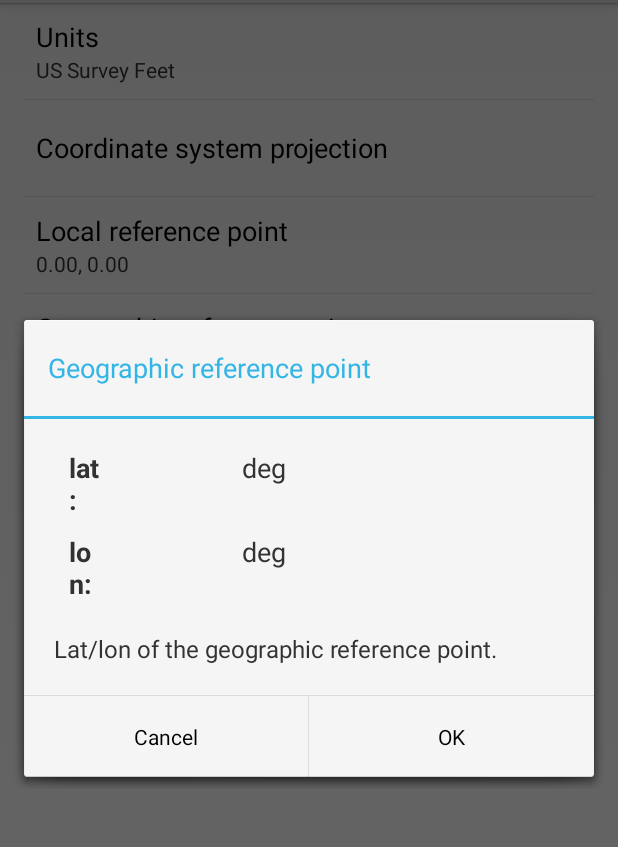
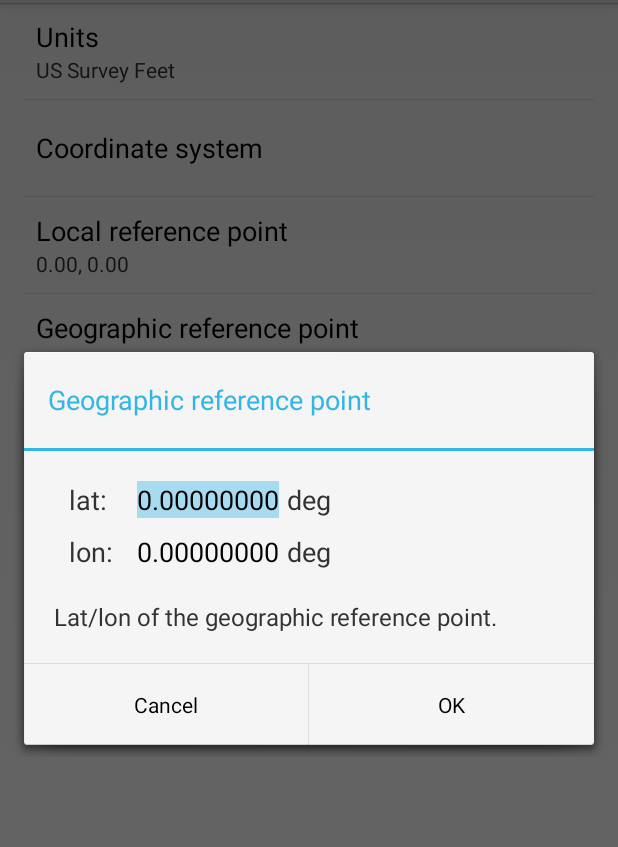
Before and after one commit to chasmack/GeoLocal, an Android app: the fragment TransformSettingsFragment shown on its own in the app's theme, after a tap on "Geographic reference point", on a phone screen of 412 x 824 dp, the part 69-916 px from its top. Run offline under Robolectric (Android 15) with nearby library versions, the phone set to English and light mode, and no system bars.

Commit message:
reorganize and clean up

```diff
--- a/app/src/main/java/com/asis/chasm/geolocal/CoordPairPreference.java
+++ b/app/src/main/java/com/asis/chasm/geolocal/GeoRefPreference.java
@@ -7,36 +7,42 @@ import android.util.AttributeSet;
 import android.util.Log;
 import android.view.View;
 import android.widget.EditText;
-import android.widget.TextView;
 
 /*
 * Coordinate pair preference.
 */
 
-public class CoordPairPreference extends DialogPreference {
+public class GeoRefPreference extends DialogPreference {
 
-    private static final String TAG = "CoordPairPreference";
+    private static final String TAG = "GeoRefPreference";
 
-    // Reference to the dialog view.
-    private View mDialogView;
+    // TODO: Add a "Read from GPX" button to read a waypoint from a GPX file.
+    // TODO: Add a "Read from Location Service" option.
 
-    private static final String DEFAULT_VALUE = "0.000, 0.000";
+    // Geographic reference coordinates are saved in shared preferences
+    // as a string formatted lat, lon.
+    private static final String SHARED_PREFERENCES_COORD_FORMAT = "%.8f, %.8f";
+
+    private static final String DEFAULT_VALUE = "0.00000000, 0.00000000";
 
     // Current value for the coordinate pair.
     private String mCurrentValue;
     public  String getValue() { return mCurrentValue; }
+
+    // Reference to the dialog view.
+    private View mDialogView;
 
     @Override
     public void setSummary(CharSequence summary) {
         super.setSummary(summary);
     }
 
-    public CoordPairPreference(Context context, AttributeSet attrs) {
+    public GeoRefPreference(Context context, AttributeSet attrs) {
         super(context, attrs);
 
         Log.d(TAG, "Constructor");
 
-        setDialogLayoutResource(R.layout.dialog_local_pair);
+        setDialogLayoutResource(R.layout.dialog_geo_ref);
         setPositiveButtonText(android.R.string.ok);
         setNegativeButtonText(android.R.string.cancel);
 
@@ -68,13 +74,15 @@ public class CoordPairPreference extends DialogPreference {
     protected void onBindDialogView(View view) {
         super.onBindDialogView(view);
 
-        // Save references to the dialog view.
+        // Save a reference to the dialog view.
         mDialogView = view;
 
-        // Set the units suffix text.
-        String suffix = TransformSettings.getSettings().getLocalCoordSuffix();
-        ((TextView)view.findViewById(R.id.firstSuffix)).setText(suffix);
-        ((TextView)view.findViewById(R.id.secondSuffix)).setText(suffix);
+        // Initialize the values.
+        TransformSettings s = TransformSettings.getSettings();
+        ((EditText) view.findViewById(R.id.firstValue))
+                .setText(String.format(s.getGeographicUnitsFormat(), s.getRefLat()));
+        ((EditText) view.findViewById(R.id.secondValue))
+                .setText(String.format(s.getGeographicUnitsFormat(), s.getRefLon()));
     }
 
     @Override
@@ -84,19 +92,16 @@ public class CoordPairPreference extends DialogPreference {
         // When the user selects "OK", persist the new value
         if (positiveResult) {
 
-            // TODO: Validate the user input.
+            // TODO: Validate the user input for geographic reference.
 
-            TransformSettings settings = TransformSettings.getSettings();
-            double factor = settings.getUnitsFactor();
-
-            // Parse coordinate pair into doubles and convert to meters.
+            // Parse coordinate pair into doubles.
             double first = Double.parseDouble(((EditText) mDialogView
-                    .findViewById(R.id.firstValue)).getText().toString()) / factor;
+                    .findViewById(R.id.firstValue)).getText().toString());
             double second = Double.parseDouble(((EditText) mDialogView
-                    .findViewById(R.id.secondValue)).getText().toString()) / factor;
+                    .findViewById(R.id.secondValue)).getText().toString());
 
             // Format coordinate pair and persist to shared preferences.
-            mCurrentValue = String.format(TransformSettings.LOCAL_COORD_FORMAT_METERS, first, second);
+            mCurrentValue = String.format(SHARED_PREFERENCES_COORD_FORMAT, first, second);
             persistString(mCurrentValue);
 
             Log.d(TAG, "onDialogClosed mCurrentValue: " + mCurrentValue);
--- a/app/src/main/java/com/asis/chasm/geolocal/GeoPairPreference.java
+++ b/app/src/main/java/com/asis/chasm/geolocal/LocalRefPreference.java
@@ -7,35 +7,42 @@ import android.util.AttributeSet;
 import android.util.Log;
 import android.view.View;
 import android.widget.EditText;
+import android.widget.TextView;
 
 /*
 * Coordinate pair preference.
 */
 
-public class GeoPairPreference extends DialogPreference {
+public class LocalRefPreference extends DialogPreference {
 
-    private static final String TAG = "GeoPairPreference";
+    // TODO: Add a "Pick point" button to preference dialog to pick a local point.
 
-    // Reference to the dialog view.
-    private View mDialogView;
+    private static final String TAG = "LocalRefPreference";
 
-    private static final String DEFAULT_VALUE = "0.00000000, 0.00000000";
+    // Local reference coordinates are converted from display units into
+    // meters and saved in shared preferences as a string formatted y, x.
+    private static final String SHARED_PREFERENCES_COORD_FORMAT = "%.4f, %.4f";
+
+    private static final String DEFAULT_VALUE = "0.0000, 0.0000";
 
     // Current value for the coordinate pair.
     private String mCurrentValue;
     public  String getValue() { return mCurrentValue; }
+
+    // Reference to the dialog view.
+    private View mDialogView;
 
     @Override
     public void setSummary(CharSequence summary) {
         super.setSummary(summary);
     }
 
-    public GeoPairPreference(Context context, AttributeSet attrs) {
+    public LocalRefPreference(Context context, AttributeSet attrs) {
         super(context, attrs);
 
         Log.d(TAG, "Constructor");
 
-        setDialogLayoutResource(R.layout.dialog_geo_pair);
+        setDialogLayoutResource(R.layout.dialog_local_ref);
         setPositiveButtonText(android.R.string.ok);
         setNegativeButtonText(android.R.string.cancel);
 
@@ -67,8 +74,19 @@ public class GeoPairPreference extends DialogPreference {
     protected void onBindDialogView(View view) {
         super.onBindDialogView(view);
 
-        // Save a reference to the dialog view.
+        // Save references to the dialog view.
         mDialogView = view;
+
+        // Set the units suffix.
+        TransformSettings s = TransformSettings.getSettings();
+        ((TextView)view.findViewById(R.id.firstSuffix)).setText(s.getLocalUnitsAbbrev());
+        ((TextView)view.findViewById(R.id.secondSuffix)).setText(s.getLocalUnitsAbbrev());
+
+        // Initialize the values.
+        ((EditText) view.findViewById(R.id.firstValue))
+                .setText(String.format(s.getLocalUnitsFormat(), s.getRefY()));
+        ((EditText) view.findViewById(R.id.secondValue))
+                .setText(String.format(s.getLocalUnitsFormat(), s.getRefX()));
     }
 
     @Override
@@ -78,19 +96,19 @@ public class GeoPairPreference extends DialogPreference {
         // When the user selects "OK", persist the new value
         if (positiveResult) {
 
-            // TODO: Validate the user input.
+            // TODO: Validate the user input for the local reference.
 
-            TransformSettings settings = TransformSettings.getSettings();
-            double factor = settings.getUnitsFactor();
+            TransformSettings s = TransformSettings.getSettings();
+            double factor = s.getUnitsFactor();
 
-            // Parse coordinate pair into doubles.
+            // Parse coordinate pair into doubles and convert to meters.
             double first = Double.parseDouble(((EditText) mDialogView
-                    .findViewById(R.id.firstValue)).getText().toString());
+                    .findViewById(R.id.firstValue)).getText().toString()) / factor;
             double second = Double.parseDouble(((EditText) mDialogView
-                    .findViewById(R.id.secondValue)).getText().toString());
+                    .findViewById(R.id.secondValue)).getText().toString()) / factor;
 
             // Format coordinate pair and persist to shared preferences.
-            mCurrentValue = String.format(settings.getGeographicCoordFormat(), first, second);
+            mCurrentValue = String.format(SHARED_PREFERENCES_COORD_FORMAT, first, second);
             persistString(mCurrentValue);
 
             Log.d(TAG, "onDialogClosed mCurrentValue: " + mCurrentValue);
--- a/app/src/main/java/com/asis/chasm/geolocal/RotationPreference.java
+++ b/app/src/main/java/com/asis/chasm/geolocal/RotationPreference.java
@@ -17,13 +17,17 @@ public class RotationPreference extends DialogPreference {
 
     private static final String TAG = "RotationPreference";
 
-    private static final String DEFAULT_VALUE = "0.000000";
+    // Rotation saved in shared preferences as a formatted string in degrees.
+    private static final String SHARED_PREFERENCES_COORD_FORMAT = "%.8f";
 
-    private View mDialogView = null;
+    private static final String DEFAULT_VALUE = "0.00000000";
 
     // Current value.
     private String mCurrentValue;
     public  String getValue() { return mCurrentValue; }
+
+    // Reference to the dialog view.
+    private View mDialogView = null;
 
     @Override
     public void setSummary(CharSequence summary) {
@@ -72,8 +76,8 @@ public class RotationPreference extends DialogPreference {
 
         // Initialize the value with the current value.
         EditText v = (EditText) view.findViewById(R.id.value);
-        TransformSettings settings = TransformSettings.getSettings();
-        v.setText(String.format(settings.getRotationAngleFormat(), settings.getRotation()));
+        TransformSettings s = TransformSettings.getSettings();
+        v.setText(String.format(s.getRotationUnitsFormat(), s.getRotation()));
 
 //        v.setOnFocusChangeListener(new View.OnFocusChangeListener() {
 //            @Override
@@ -92,14 +96,14 @@ public class RotationPreference extends DialogPreference {
         // When the user selects "OK", persist the new value
         if (positiveResult) {
 
-            // TODO: Validate the user input.
+            // TODO: Validate the user input for the rotation.
 
             // Parse the preference value into a double.
-            EditText v = (EditText) mDialogView.findViewById(R.id.value);
-            Double value = Double.parseDouble(v.getText().toString());
+            double value = Double.parseDouble(((EditText) mDialogView
+                    .findViewById(R.id.value)).getText().toString());
 
             // Format and persist to the shared preferences.
-            mCurrentValue = String.format(TransformSettings.getSettings().getRotationAngleFormat(), value);
+            mCurrentValue = String.format(SHARED_PREFERENCES_COORD_FORMAT, value);
             persistString(mCurrentValue);
 
             Log.d(TAG, "onDialogClosed mCurrentValue: " + mCurrentValue);
--- a/app/src/main/java/com/asis/chasm/geolocal/TransformSettingsFragment.java
+++ b/app/src/main/java/com/asis/chasm/geolocal/TransformSettingsFragment.java
@@ -8,7 +8,6 @@ import android.preference.ListPreference;
 import android.preference.Preference;
 import android.preference.PreferenceFragment;
 import android.preference.PreferenceGroup;
-import android.preference.SwitchPreference;
 import android.util.Log;
 import android.view.LayoutInflater;
 import android.view.View;
@@ -46,45 +45,45 @@ public class TransformSettingsFragment extends PreferenceFragment
     private void updatePreferenceSummary(Preference pref) {
         Log.d(TAG, "updatePreferenceSummary key: " + pref.getKey());
 
+        TransformSettings s = TransformSettings.getSettings();
         switch (pref.getKey()) {
 
             case TransformSettings.PREFERENCE_KEY_UNITS:
                 ListPreference listPref = (ListPreference) pref;
                 listPref.setSummary(listPref.getEntry());
 
-                // Local base coordinate summary needs update when units change.
+                // Local reference summary needs update when the units change.
                 updatePreferenceSummary(
-                    findPreference(TransformSettings.PREFERENCE_KEY_LOCAL));
+                    findPreference(TransformSettings.PREFERENCE_KEY_LOCAL_REF));
 
                 break;
 
-            case TransformSettings.PREFERENCE_KEY_LOCAL:
-                CoordPairPreference coordsPref = (CoordPairPreference) pref;
-                String[] localPair = coordsPref.getValue().split(", ");
-                if (localPair.length == 2) {
-                    TransformSettings settings = TransformSettings.getSettings();
-                    double factor = settings.getUnitsFactor();
-                    double first = Double.parseDouble(localPair[0]) * factor;
-                    double second = Double.parseDouble(localPair[1]) * factor;
-                    String summary = String.format(settings.getLocalCoordFormat(), first, second);
-                    coordsPref.setSummary(summary);
+            case TransformSettings.PREFERENCE_KEY_LOCAL_REF:
+                LocalRefPreference coordsPref = (LocalRefPreference) pref;
+                String[] localCoords = coordsPref.getValue().split(", ");
+                if (localCoords.length == 2) {
+                    double factor = s.getUnitsFactor();
+                    double first = Double.parseDouble(localCoords[0]) * factor;
+                    double second = Double.parseDouble(localCoords[1]) * factor;
+                    String format = s.getLocalUnitsFormat() + ", " + s.getLocalUnitsFormat();
+                    coordsPref.setSummary(String.format(format, first, second));
                 }
                 break;
 
             case TransformSettings.PREFERENCE_KEY_ROTATION:
                 RotationPreference rotatePref = (RotationPreference) pref;
-                rotatePref.setSummary(rotatePref.getValue());
+                double rotation = Double.parseDouble(rotatePref.getValue());
+                rotatePref.setSummary(String.format(s.getRotationUnitsFormat(), rotation));
                 break;
 
-            case TransformSettings.PREFERENCE_KEY_GEO:
-                GeoPairPreference geoPref = (GeoPairPreference) pref;
-                String[] geoPair = geoPref.getValue().split(", ");
-                if (geoPair.length == 2) {
-                    TransformSettings settings = TransformSettings.getSettings();
-                    double first = Double.parseDouble(geoPair[0]);
-                    double second = Double.parseDouble(geoPair[1]);
-                    String summary = String.format(settings.getGeographicCoordFormat(), first, second);
-                    geoPref.setSummary(summary);
+            case TransformSettings.PREFERENCE_KEY_GEO_REF:
+                GeoRefPreference geoPref = (GeoRefPreference) pref;
+                String[] geoCoords = geoPref.getValue().split(", ");
+                if (geoCoords.length == 2) {
+                    double first = Double.parseDouble(geoCoords[0]);
+                    double second = Double.parseDouble(geoCoords[1]);
+                    String format = s.getGeographicUnitsFormat() + ", " + s.getGeographicUnitsFormat();
+                    geoPref.setSummary(String.format(format, first, second));
                 }
                 break;
 
--- a/app/src/main/res/layout/dialog_geo_pair.xml
+++ b/app/src/main/res/layout/dialog_geo_ref.xml
@@ -1,6 +1,6 @@
 <?xml version="1.0" encoding="utf-8"?>
 <LinearLayout xmlns:android="http://schemas.android.com/apk/res/android"
-    android:id="@+id/prefGeo"
+    android:id="@+id/prefGeoRef"
     android:layout_width="match_parent"
     android:layout_height="match_parent"
     android:orientation="vertical" >
@@ -14,11 +14,10 @@
 
         <TextView
             android:id="@+id/firstTitle"
-            android:layout_width="20dp"
+            android:layout_width="30dp"
             android:layout_height="wrap_content"
             android:textSize="18sp"
-            android:textStyle="bold"
-            android:text="@string/pref_geo_first_title" />
+            android:text="@string/pref_geo_ref_first_title" />
 
         <EditText
             android:id="@+id/firstValue"
@@ -29,7 +28,8 @@
             android:background="#00000000"
             android:inputType="numberDecimal|numberSigned"
             android:gravity="right"
-            android:minWidth="80dp"
+            android:minWidth="100dp"
+            android:selectAllOnFocus="true"
             android:imeOptions="actionNext" />
 
         <TextView
@@ -38,7 +38,7 @@
             android:layout_height="wrap_content"
             android:layout_marginStart="5dp"
             android:textSize="18sp"
-            android:text="@string/pref_geo_suffix" />
+            android:text="@string/pref_geo_ref_suffix" />
 
     </LinearLayout>
 
@@ -52,11 +52,10 @@
 
         <TextView
             android:id="@+id/secondTitle"
-            android:layout_width="20dp"
+            android:layout_width="30dp"
             android:layout_height="wrap_content"
             android:textSize="18sp"
-            android:textStyle="bold"
-            android:text="@string/pref_geo_second_title" />
+            android:text="@string/pref_geo_ref_second_title" />
 
         <EditText
             android:id="@+id/secondValue"
@@ -67,7 +66,8 @@
             android:background="#00000000"
             android:inputType="numberDecimal|numberSigned"
             android:gravity="right"
-            android:minWidth="80dp"
+            android:minWidth="100dp"
+            android:selectAllOnFocus="true"
             android:imeOptions="actionDone" />
 
         <TextView
@@ -76,7 +76,7 @@
             android:layout_height="wrap_content"
             android:layout_marginStart="5dp"
             android:textSize="18sp"
-            android:text="@string/pref_geo_suffix" />
+            android:text="@string/pref_geo_ref_suffix" />
 
     </LinearLayout>
 
@@ -86,6 +86,6 @@
         android:layout_height="wrap_content"
         android:layout_margin="20dp"
         android:textSize="16sp"
-        android:text="@string/pref_geo_message" />
+        android:text="@string/pref_geo_ref_message" />
 
 </LinearLayout>
--- a/app/src/main/res/values/strings.xml
+++ b/app/src/main/res/values/strings.xml
@@ -24,32 +24,32 @@
         <item>survey_feet</item>
     </string-array>
 
-    <string name="perf_local_key">pref_local</string>
-    <string name="perf_local_title">Local reference point</string>
-    <string name="perf_local_dialog_title">Local reference point</string>
-    <string name="pref_local_default">0.000, 0.000</string>
-    <string name="pref_local_first_title">N:</string>
-    <string name="pref_local_second_title">E:</string>
-    <string name="pref_local_message">Northing/Easting of the local reference point.</string>
+    <string name="perf_local_ref_key">pref_local_ref</string>
+    <string name="perf_local_ref_title">Local reference point</string>
+    <string name="perf_local_ref_dialog_title">Local reference point</string>
+    <string name="pref_local_ref_default">0.000, 0.000</string>
+    <string name="pref_local_ref_first_title">N:</string>
+    <string name="pref_local_ref_second_title">E:</string>
+    <string name="pref_local_ref_message">Northing/Easting of the local reference point.</string>
 
-    <string name="perf_geo_key">pref_geo</string>
-    <string name="perf_geo_title">Geographic reference point</string>
-    <string name="perf_geo_dialog_title">Geographic reference point</string>
-    <string name="pref_geo_default">0.00000000, 0.00000000</string>
-    <string name="pref_geo_suffix">deg</string>
-    <string name="pref_geo_first_title">lat:</string>
-    <string name="pref_geo_second_title">lon:</string>
-    <string name="pref_geo_message">Lat/lon of the geographic reference point.</string>
+    <string name="perf_geo_ref_key">pref_geo_ref</string>
+    <string name="perf_geo_ref_title">Geographic reference point</string>
+    <string name="perf_geo_ref_dialog_title">Geographic reference point</string>
+    <string name="pref_geo_ref_default">0.00000000, 0.00000000</string>
+    <string name="pref_geo_ref_suffix">deg</string>
+    <string name="pref_geo_ref_first_title">lat:</string>
+    <string name="pref_geo_ref_second_title">lon:</string>
+    <string name="pref_geo_ref_message">Lat/lon of the geographic reference point.</string>
 
     <string name="pref_rotation_key">pref_rotation</string>
-    <string name="pref_rotation_title">Rotation to true</string>
-    <string name="pref_rotation_dialog_title">Rotation to true</string>
+    <string name="pref_rotation_title">Rotation to true north</string>
+    <string name="pref_rotation_dialog_title">Rotation to true north</string>
     <string name="pref_rotation_default">0.000000</string>
     <string name="pref_rotation_suffix">deg</string>
     <string name="pref_rotation_message">Rotation from ground to geographic (negative values rotates clockwise)</string>
 
     <string name="pref_projection_key">pref_projection</string>
-    <string name="pref_projection_title">Coordinate system projection</string>
+    <string name="pref_projection_title">Coordinate system</string>
     <string name="pref_projection_default">0401</string>
     <string-array name="pref_projection_entries">
         <item>CA Zone 1</item>
--- a/app/src/main/res/xml/preferences.xml
+++ b/app/src/main/res/xml/preferences.xml
@@ -15,17 +15,17 @@
         android:entryValues="@array/pref_projection_values"
         android:defaultValue="@string/pref_projection_default" />
 
-    <com.asis.chasm.geolocal.CoordPairPreference
-        android:key="@string/perf_local_key"
-        android:title="@string/perf_local_title"
-        android:dialogTitle="@string/perf_local_dialog_title"
-        android:defaultValue="@string/pref_local_default" />
+    <com.asis.chasm.geolocal.LocalRefPreference
+        android:key="@string/perf_local_ref_key"
+        android:title="@string/perf_local_ref_title"
+        android:dialogTitle="@string/perf_local_ref_dialog_title"
+        android:defaultValue="@string/pref_local_ref_default" />
 
-    <com.asis.chasm.geolocal.GeoPairPreference
-        android:key="@string/perf_geo_key"
-        android:title="@string/perf_geo_title"
-        android:dialogTitle="@string/perf_geo_dialog_title"
-        android:defaultValue="@string/pref_geo_default" />
+    <com.asis.chasm.geolocal.GeoRefPreference
+        android:key="@string/perf_geo_ref_key"
+        android:title="@string/perf_geo_ref_title"
+        android:dialogTitle="@string/perf_geo_ref_dialog_title"
+        android:defaultValue="@string/pref_geo_ref_default" />
 
     <com.asis.chasm.geolocal.RotationPreference
         android:key="@string/pref_rotation_key"
```
Also changed, not shown: app/src/main/java/com/asis/chasm/geolocal/GeoPt.java (renamed from app/src/main/java/com/asis/chasm/geolocal/GeoPoint.java, +35 -30 lines), app/src/main/java/com/asis/chasm/geolocal/GridPt.java (renamed from app/src/main/java/com/asis/chasm/geolocal/GridPoint.java, +7 -7 lines), app/src/main/java/com/asis/chasm/geolocal/LocalPt.java (renamed from app/src/main/java/com/asis/chasm/geolocal/LocalPoint.java, +26 -21 lines), app/src/main/java/com/asis/chasm/geolocal/PointsListFragment.java (+17 -13 lines), app/src/main/java/com/asis/chasm/geolocal/PointsManagerFragment.java (+32 -0 lines), app/src/main/java/com/asis/chasm/geolocal/TransformLC.java (+18 -18 lines), app/src/main/java/com/asis/chasm/geolocal/TransformSettings.java (+73 -64 lines), app/src/main/java/com/asis/chasm/geolocal/TransformTM.java (+17 -17 lines), app/src/main/res/layout/dialog_local_ref.xml (renamed from app/src/main/res/layout/dialog_local_pair.xml, +7 -5 lines).
